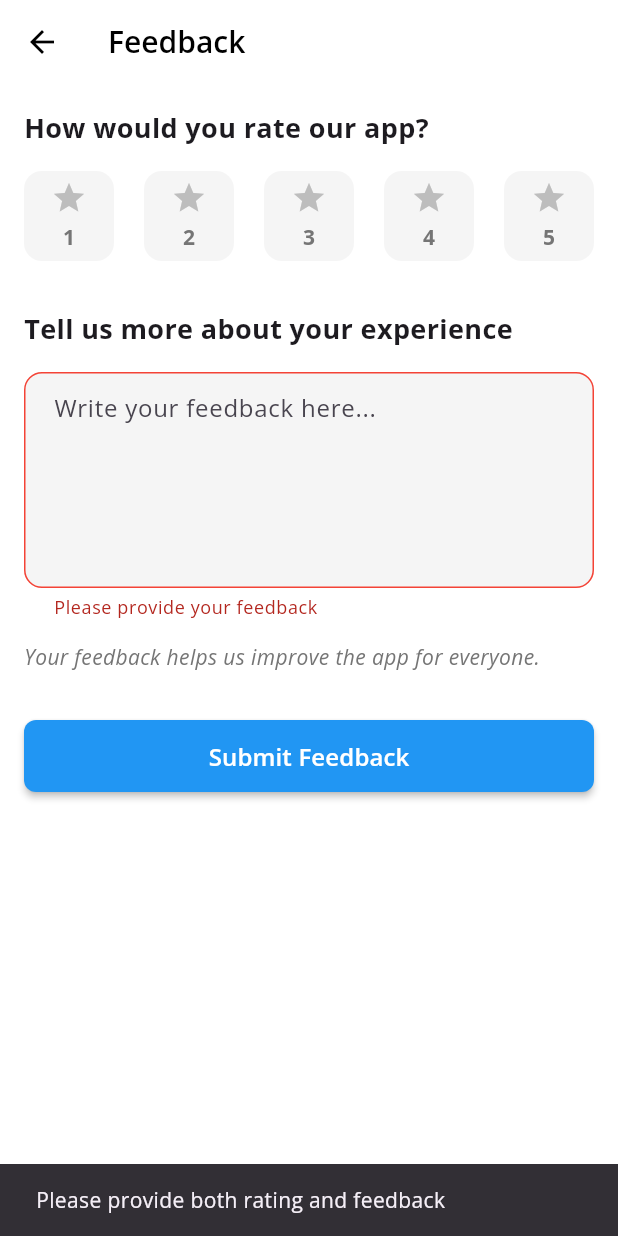
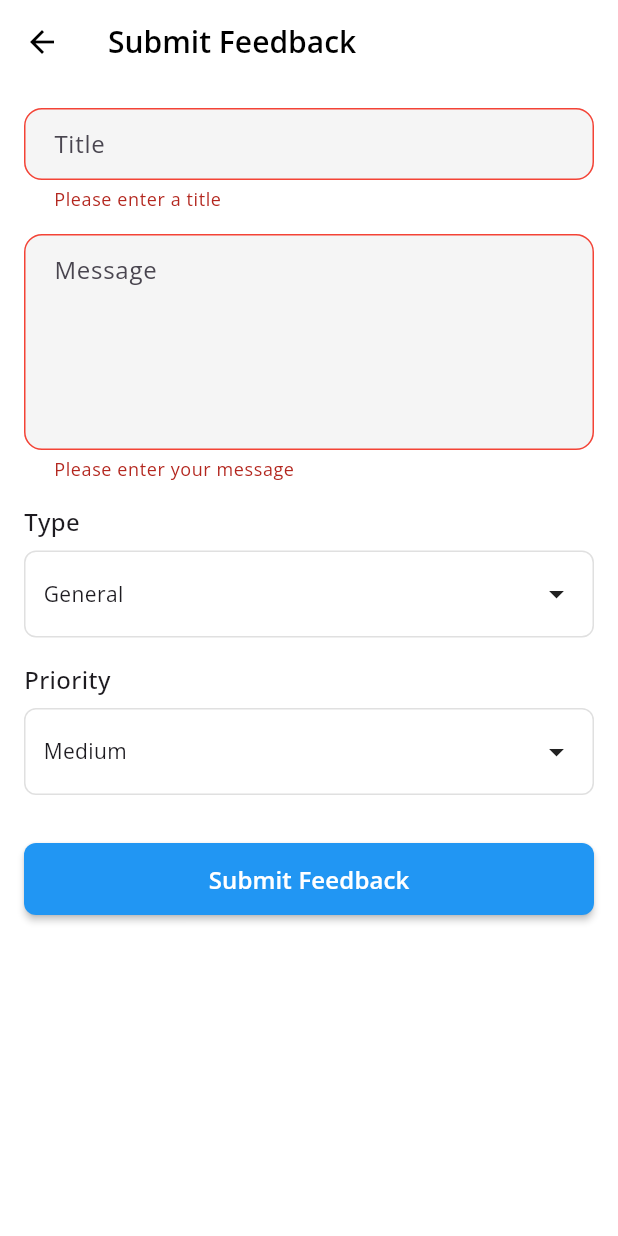
Before and after one commit to mailforashish/onmitrix, a Flutter app: the FeedbackScreen screen opened by its route, after a tap on "Submit Feedback", on a phone screen of 412 x 824 dp. Run offline on Flutter 3.47's test engine with Material 3 defaults, Android fonts, the phone set to English and light mode, and no system bars; our stand-ins replace dio, fl_chart, flutter_svg, google_sign_in, logger, shared_preferences; accounts and stored records are empty; project files that could hold a hidden picture were left out.

Commit message:
fix: add feedback page

```diff
--- a/lib/screens/account/feedback_screen.dart
+++ b/lib/screens/account/feedback_screen.dart
@@ -2,6 +2,7 @@
 import 'package:onmitrix/utils/animation_utils.dart';
 import 'package:onmitrix/widgets/buttons/primary_button.dart';
 import 'package:onmitrix/widgets/inputs/custom_text_input.dart';
+import 'package:onmitrix/widgets/dialogs/selection_dialog.dart';
 
 class FeedbackScreen extends StatefulWidget {
   const FeedbackScreen({Key? key}) : super(key: key);
@@ -14,9 +15,15 @@
     with SingleTickerProviderStateMixin {
   late final AnimationController _animationController;
   final _formKey = GlobalKey<FormState>();
-  final _feedbackController = TextEditingController();
-  int _selectedRating = 0;
+  final _titleController = TextEditingController();
+  final _messageController = TextEditingController();
+
+  String _selectedType = 'General';
+  String _selectedPriority = 'Medium';
   bool _isLoading = false;
+
+  final List<String> _types = ['General', 'Bug Report', 'Feature Request', 'Other'];
+  final List<String> _priorities = ['Low', 'Medium', 'High', 'Critical'];
 
   @override
   void initState() {
@@ -28,35 +35,51 @@
     _animationController.forward();
   }
 
+  void _showTypeSelection() async {
+    await SelectionDialog.show(
+      context: context,
+      title: 'Select Type',
+      items: _types,
+      selectedItem: _selectedType,
+      onSelect: (type) {
+        setState(() => _selectedType = type);
+      },
+    );
+  }
+
+  void _showPrioritySelection() async {
+    await SelectionDialog.show(
+      context: context,
+      title: 'Select Priority',
+      items: _priorities,
+      selectedItem: _selectedPriority,
+      onSelect: (priority) {
+        setState(() => _selectedPriority = priority);
+      },
+    );
+  }
+
   Future<void> _submitFeedback() async {
-    if (!_formKey.currentState!.validate() || _selectedRating == 0) {
-      ScaffoldMessenger.of(context).showSnackBar(
-        const SnackBar(
-          content: Text('Please provide both rating and feedback'),
-        ),
-      );
+    if (!_formKey.currentState!.validate()) {
       return;
     }
 
     setState(() => _isLoading = true);
 
     try {
+      // Simulate API call
       await Future.delayed(const Duration(seconds: 2));
 
       if (!mounted) return;
 
       ScaffoldMessenger.of(context).showSnackBar(
-        const SnackBar(
-          content: Text('Thank you for your feedback!'),
-        ),
+        const SnackBar(content: Text('Feedback submitted successfully!')),
       );
       Navigator.of(context).pop();
     } catch (e) {
       if (!mounted) return;
       ScaffoldMessenger.of(context).showSnackBar(
-        const SnackBar(
-          content: Text('Failed to submit feedback. Please try again.'),
-        ),
+        const SnackBar(content: Text('Failed to submit feedback')),
       );
     } finally {
       if (mounted) {
@@ -69,7 +92,18 @@
   Widget build(BuildContext context) {
     return Scaffold(
       appBar: AppBar(
-        title: const Text('Feedback'),
+        title: const Text('Submit Feedback'),
+        actions: [
+          TextButton(
+            onPressed: () {
+              Navigator.pushNamed(context, '/my_feedback');
+            },
+            child: const Text(
+              'My Feedback',
+              style: TextStyle(color: Colors.white),
+            ),
+          ),
+        ],
       ),
       body: SingleChildScrollView(
         padding: const EdgeInsets.all(16),
@@ -78,23 +112,136 @@
           child: Column(
             crossAxisAlignment: CrossAxisAlignment.start,
             children: [
-              AnimationUtils.fadeInTransition(
+              // Title Input
+              AnimationUtils.slideTransition(
                 animation: CurvedAnimation(
                   parent: _animationController,
                   curve: const Interval(0.0, 0.3),
                 ),
-                child: _buildRatingSection(),
+                direction: SlideDirection.right,
+                child: CustomTextInput(
+                  label: 'Title',
+                  hint: 'Title',
+                  controller: _titleController,
+                  validator: (value) {
+                    if (value == null || value.isEmpty) {
+                      return 'Please enter a title';
+                    }
+                    return null;
+                  },
+                ),
               ),
-              const SizedBox(height: 32),
+              const SizedBox(height: 16),
+
+              // Message Input
+              AnimationUtils.slideTransition(
+                animation: CurvedAnimation(
+                  parent: _animationController,
+                  curve: const Interval(0.1, 0.4),
+                ),
+                direction: SlideDirection.right,
+                child: CustomTextInput(
+                  label: 'Message',
+                  hint: 'Message',
+                  controller: _messageController,
+                  maxLines: 5,
+                  validator: (value) {
+                    if (value == null || value.isEmpty) {
+                      return 'Please enter your message';
+                    }
+                    return null;
+                  },
+                ),
+              ),
+              const SizedBox(height: 16),
+
+              // Type Selection
+              AnimationUtils.slideTransition(
+                animation: CurvedAnimation(
+                  parent: _animationController,
+                  curve: const Interval(0.2, 0.5),
+                ),
+                direction: SlideDirection.right,
+                child: Column(
+                  crossAxisAlignment: CrossAxisAlignment.start,
+                  children: [
+                    const Text(
+                      'Type',
+                      style: TextStyle(
+                        fontSize: 16,
+                        fontWeight: FontWeight.w500,
+                      ),
+                    ),
+                    const SizedBox(height: 8),
+                    InkWell(
+                      onTap: _showTypeSelection,
+                      child: Container(
+                        padding: const EdgeInsets.symmetric(
+                          horizontal: 12,
+                          vertical: 16,
+                        ),
+                        decoration: BoxDecoration(
+                          border: Border.all(color: Colors.grey[300]!),
+                          borderRadius: BorderRadius.circular(8),
+                        ),
+                        child: Row(
+                          mainAxisAlignment: MainAxisAlignment.spaceBetween,
+                          children: [
+                            Text(_selectedType),
+                            const Icon(Icons.arrow_drop_down),
+                          ],
+                        ),
+                      ),
+                    ),
+                  ],
+                ),
+              ),
+              const SizedBox(height: 16),
+
+              // Priority Selection
               AnimationUtils.slideTransition(
                 animation: CurvedAnimation(
                   parent: _animationController,
                   curve: const Interval(0.3, 0.6),
                 ),
                 direction: SlideDirection.right,
-                child: _buildFeedbackSection(),
+                child: Column(
+                  crossAxisAlignment: CrossAxisAlignment.start,
+                  children: [
+                    const Text(
+                      'Priority',
+                      style: TextStyle(
+                        fontSize: 16,
+                        fontWeight: FontWeight.w500,
+                      ),
+                    ),
+                    const SizedBox(height: 8),
+                    InkWell(
+                      onTap: _showPrioritySelection,
+                      child: Container(
+                        padding: const EdgeInsets.symmetric(
+                          horizontal: 12,
+                          vertical: 16,
+                        ),
+                        decoration: BoxDecoration(
+                          border: Border.all(color: Colors.grey[300]!),
+                          borderRadius: BorderRadius.circular(8),
+                        ),
+                        child: Row(
+                          mainAxisAlignment: MainAxisAlignment.spaceBetween,
+                          children: [
+                            Text(_selectedPriority),
+                            const Icon(Icons.arrow_drop_down),
+                          ],
+                        ),
+                      ),
+                    ),
+                  ],
+                ),
               ),
               const SizedBox(height: 32),
+
+              // Submit Button
               AnimationUtils.slideTransition(
                 animation: CurvedAnimation(
                   parent: _animationController,
@@ -115,109 +262,11 @@
     );
   }
 
-  Widget _buildRatingSection() {
-    return Column(
-      crossAxisAlignment: CrossAxisAlignment.start,
-      children: [
-        const Text(
-          'How would you rate our app?',
-          style: TextStyle(
-            fontSize: 18,
-            fontWeight: FontWeight.bold,
-          ),
-        ),
-        const SizedBox(height: 16),
-        Row(
-          mainAxisAlignment: MainAxisAlignment.spaceBetween,
-          children: List.generate(5, (index) {
-            final rating = index + 1;
-            return InkWell(
-              onTap: () {
-                setState(() => _selectedRating = rating);
-              },
-              child: Container(
-                width: 60,
-                height: 60,
-                decoration: BoxDecoration(
-                  color: _selectedRating == rating
-                      ? Theme.of(context).primaryColor
-                      : Colors.grey[100],
-                  borderRadius: BorderRadius.circular(12),
-                ),
-                child: Column(
-                  mainAxisAlignment: MainAxisAlignment.center,
-                  children: [
-                    Icon(
-                      Icons.star,
-                      color: _selectedRating == rating
-                          ? Colors.white
-                          : Colors.grey[400],
-                    ),
-                    const SizedBox(height: 4),
-                    Text(
-                      rating.toString(),
-                      style: TextStyle(
-                        color: _selectedRating == rating
-                            ? Colors.white
-                            : Colors.grey[600],
-                        fontWeight: FontWeight.bold,
-                      ),
-                    ),
-                  ],
-                ),
-              ),
-            );
-          }),
-        ),
-      ],
-    );
-  }
-
-  Widget _buildFeedbackSection() {
-    return Column(
-      crossAxisAlignment: CrossAxisAlignment.start,
-      children: [
-        const Text(
-          'Tell us more about your experience',
-          style: TextStyle(
-            fontSize: 18,
-            fontWeight: FontWeight.bold,
-          ),
-        ),
-        const SizedBox(height: 16),
-        CustomTextInput(
-          label: 'Feedback',
-          hint: 'Write your feedback here...',
-          controller: _feedbackController,
-          maxLines: 5,
-          textCapitalization: TextCapitalization.sentences,
-          validator: (value) {
-            if (value == null || value.isEmpty) {
-              return 'Please provide your feedback';
-            }
-            if (value.length < 10) {
-              return 'Feedback must be at least 10 characters long';
-            }
-            return null;
-          },
-        ),
-        const SizedBox(height: 16),
-        Text(
-          'Your feedback helps us improve the app for everyone.',
-          style: TextStyle(
-            fontSize: 14,
-            color: Colors.grey[600],
-            fontStyle: FontStyle.italic,
-          ),
-        ),
-      ],
-    );
-  }
-
   @override
   void dispose() {
     _animationController.dispose();
-    _feedbackController.dispose();
+    _titleController.dispose();
+    _messageController.dispose();
     super.dispose();
   }
 }
```
